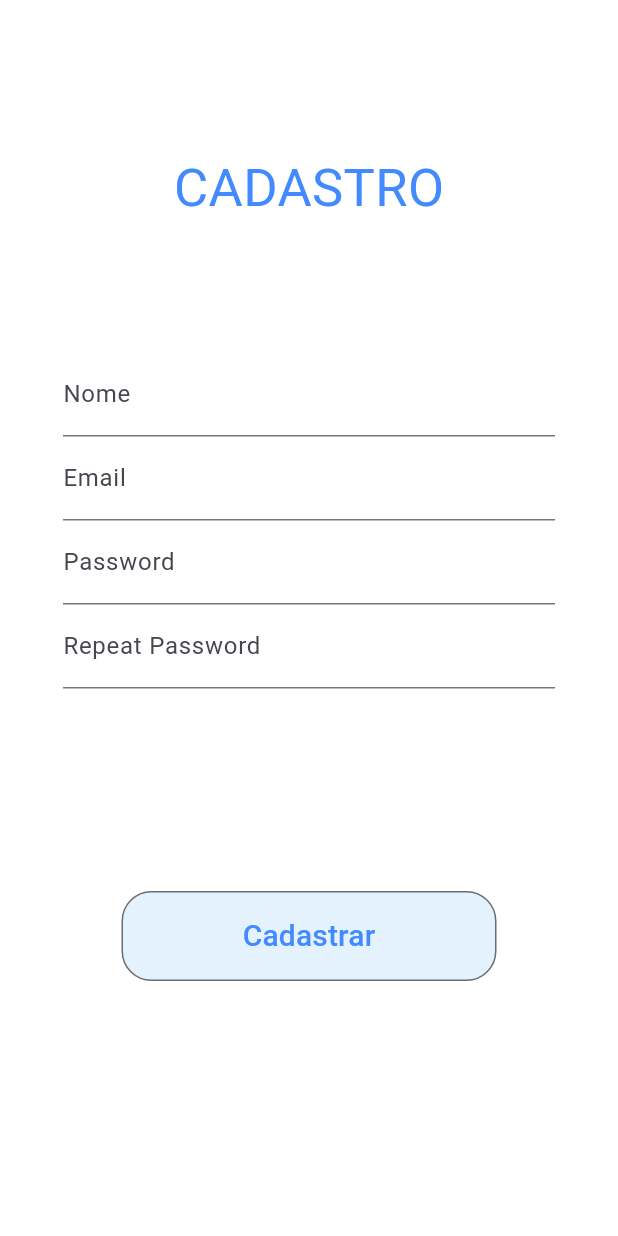
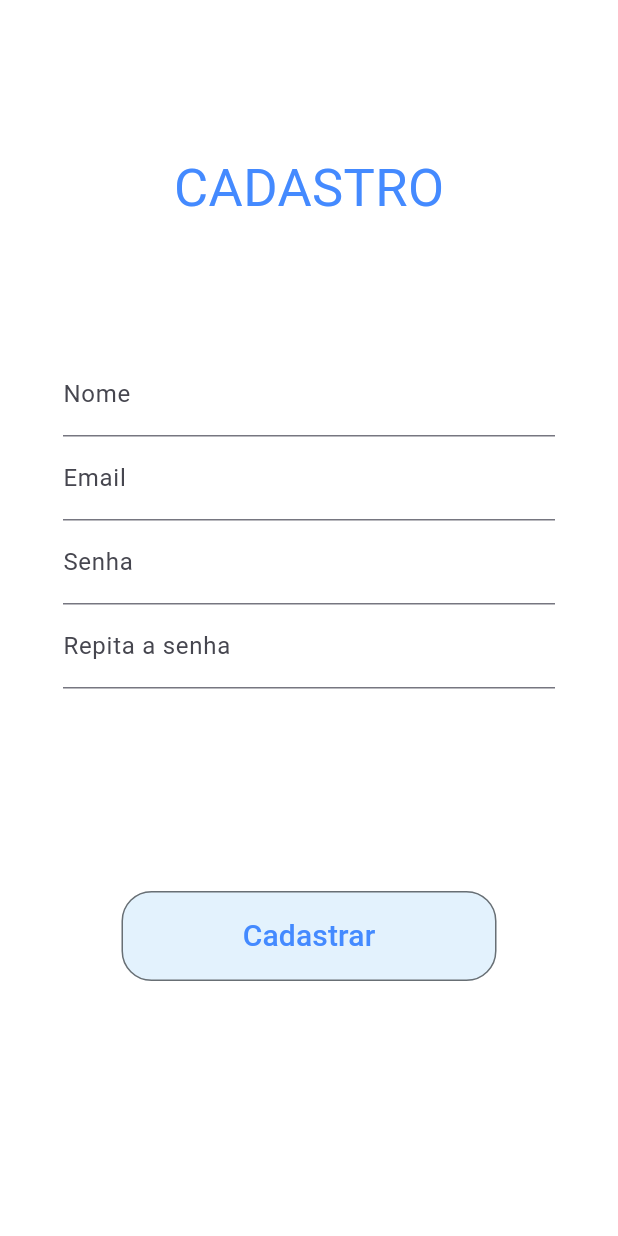
Before and after one commit to DiedioRB/thoth, a Flutter app: the Cadastro screen opened by its route, on a phone screen of 412 x 824 dp. Run offline on Flutter 3.47's test engine with Material 2 defaults, Android fonts, the phone set to English and light mode, and no system bars; our stand-ins replace cloud_firestore, firebase_core, flip_card; accounts and stored records are empty.

Commit message:
fix: Correção de labels

```diff
--- a/lib/components/login.dart
+++ b/lib/components/login.dart
@@ -53,7 +53,7 @@ class Login extends StatelessWidget {
                       controller: passwordController,
                       obscureText: true,
                       decoration: InputDecoration(
-                        labelText: "Password"
+                        labelText: "Senha"
                       ),
                     )
                   ],
--- a/lib/views/tela_cadastro.dart
+++ b/lib/views/tela_cadastro.dart
@@ -65,14 +65,14 @@ class Cadastro extends StatelessWidget {
                         controller: passwordController,
                         obscureText: true,
                         decoration: InputDecoration(
-                            labelText: "Password"
+                            labelText: "Senha"
                         ),
                       ),
                       TextField(
                         controller: passwordRepeatController,
                         obscureText: true,
                         decoration: InputDecoration(
-                          labelText: "Repeat Password"
+                          labelText: "Repita a senha"
                         )
                       )
                     ],
```
